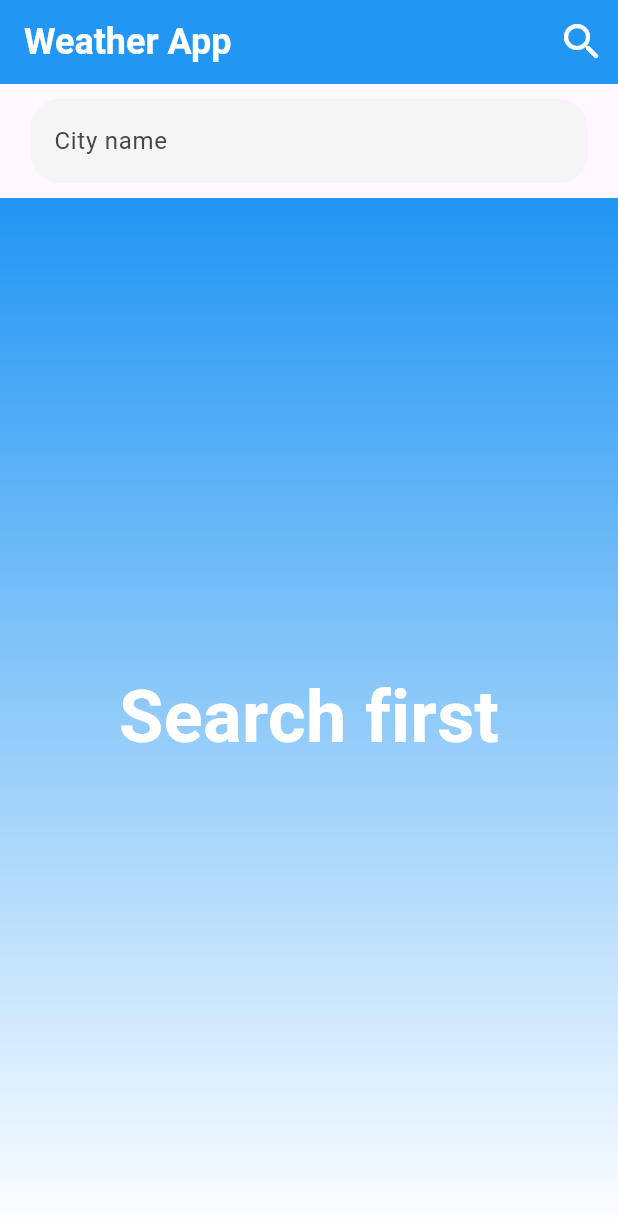
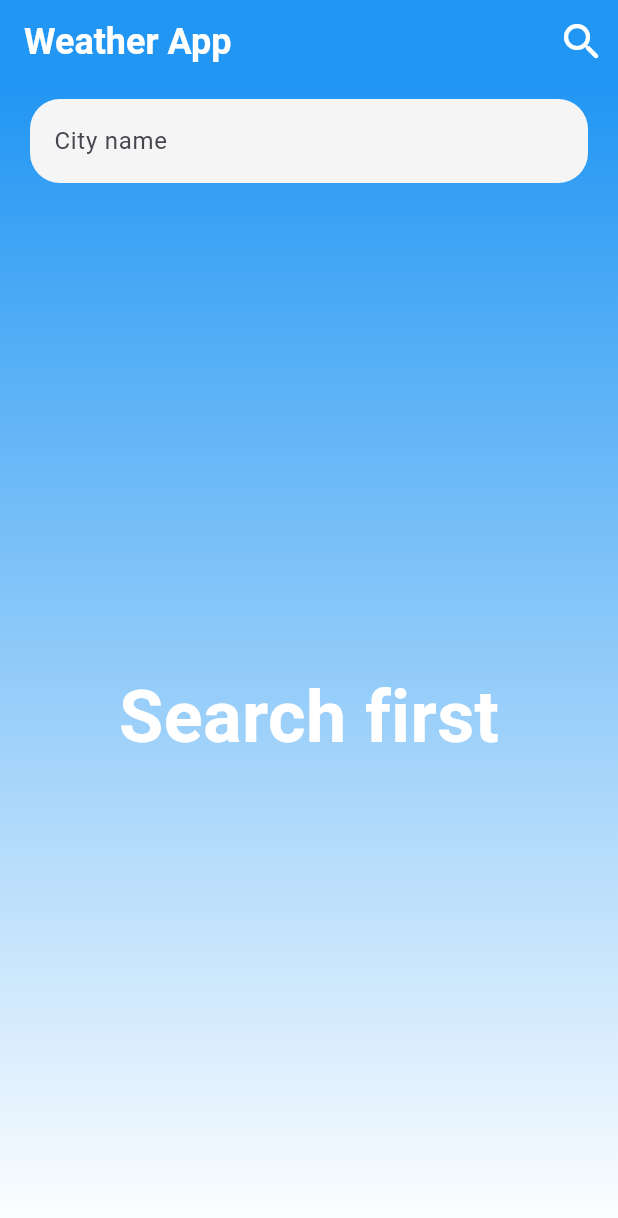
Before and after one commit to Mohamed-Ehab-Elsawy/weather_app_flutter, a Flutter app: the screen it shows after launch, after a tap on the "search" icon, on a phone screen of 412 x 824 dp. Shown: the top 1218 px of the screen. Run offline on Flutter 3.47's test engine with Material 3 defaults, Android fonts, the phone set to English and light mode, and no system bars; our stand-ins replace dio, flutter_bloc.

Commit message:
Refactor: Centralize gradient background in HomeScreen
This commit refactors the UI by moving the gradient background logic from individual widgets (`NoWeatherInfo`, `WeatherInfoSection`) to the `HomeScreen`.

- **`HomeScreen`:**
    - Now manages the `LinearGradient` background for the entire body.
    - The gradient colors dynamically change based on the current weather condition using the `getThemeColor` utility.
- **`NoWeatherInfo` & `WeatherInfoSection`:**
    - Removed their individual `Container` wrappers and `BoxDecoration` for the gradient. They now simply render their content, and the background is provided by `HomeScreen`.

This change centralizes the background styling, making it more consistent and easier to manage across different states of the weather display.

```diff
--- a/lib/screens/home_screen.dart
+++ b/lib/screens/home_screen.dart
@@ -2,11 +2,13 @@ import 'package:flutter/material.dart';
 import 'package:flutter_bloc/flutter_bloc.dart';
 import 'package:weather_app/cubit/fetch_weather_info_cubit.dart';
 import 'package:weather_app/cubit/fetch_weather_info_states.dart';
+import 'package:weather_app/data/model/weather_response.dart';
 import 'package:weather_app/widgets/no_weather_info.dart';
 import 'package:weather_app/widgets/weather_app_bar.dart';
 import 'package:weather_app/widgets/weather_error_section.dart';
 import 'package:weather_app/widgets/weather_info_section.dart';
 
+import '../util.dart';
 import '../widgets/animated_search_field.dart';
 
 class HomeScreen extends StatefulWidget {
@@ -20,7 +22,10 @@ class _HomeScreenState extends State<HomeScreen> {
   bool _showSearch = false;
 
   @override
-  Widget build(BuildContext ctx) => Scaffold(
+  Widget build(BuildContext ctx) {
+    WeatherResponse? weatherInfo =
+        BlocProvider.of<FetchWeatherInfoCubit>(context).weatherResponse;
+    return Scaffold(
       appBar: WeatherAppBar(
         onSearchIconPressed: () {
           setState(() {
@@ -30,7 +35,18 @@ class _HomeScreenState extends State<HomeScreen> {
       ),
       body: BlocBuilder<FetchWeatherInfoCubit, FetchWeatherInfoStates>(
         builder:
-          (context, state) => Column(
+            (context, state) => Container(
+              decoration: BoxDecoration(
+                gradient: LinearGradient(
+                  colors: [
+                    getThemeColor(weatherInfo?.currentWeather?.condition?.text),
+                    Colors.white,
+                  ],
+                  begin: Alignment.topCenter,
+                  end: Alignment.bottomCenter,
+                ),
+              ),
+              child: Column(
                 children: [
                   AnimatedSearchField(
                     isVisible: _showSearch,
@@ -63,5 +79,7 @@ class _HomeScreenState extends State<HomeScreen> {
                 ],
               ),
             ),
+      ),
     );
   }
+}
--- a/lib/widgets/no_weather_info.dart
+++ b/lib/widgets/no_weather_info.dart
@@ -4,15 +4,7 @@ class NoWeatherInfo extends StatelessWidget {
   const NoWeatherInfo({super.key});
 
   @override
-  Widget build(BuildContext context) => Container(
-    decoration: BoxDecoration(
-      gradient: LinearGradient(
-        colors: [Colors.blue, Colors.white],
-        begin: Alignment.topCenter,
-        end: Alignment.bottomCenter,
-      ),
-    ),
-    child: Center(
+  Widget build(BuildContext context) => Center(
     child: const Text(
       'Search first',
       style: TextStyle(
@@ -21,6 +13,5 @@ class NoWeatherInfo extends StatelessWidget {
         color: Colors.white,
       ),
     ),
-    ),
   );
 }
```
Also changed, not shown: lib/widgets/weather_info_section.dart (+1 -14 lines). Lines whose indentation alone changed are shown as unchanged.
